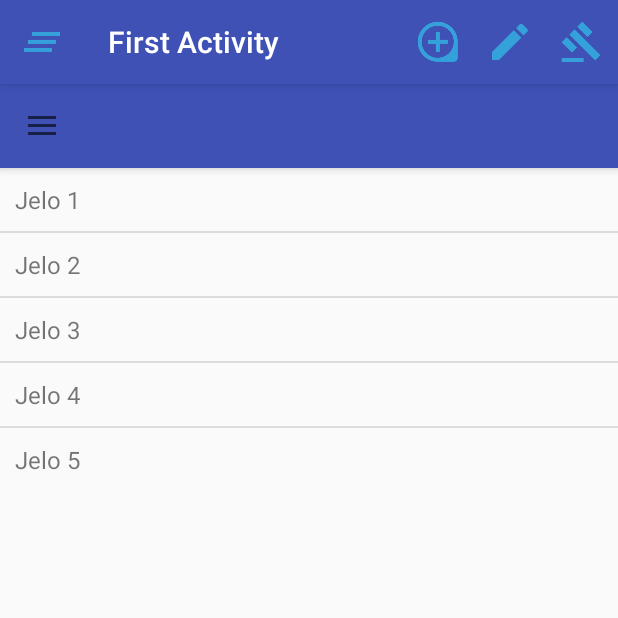
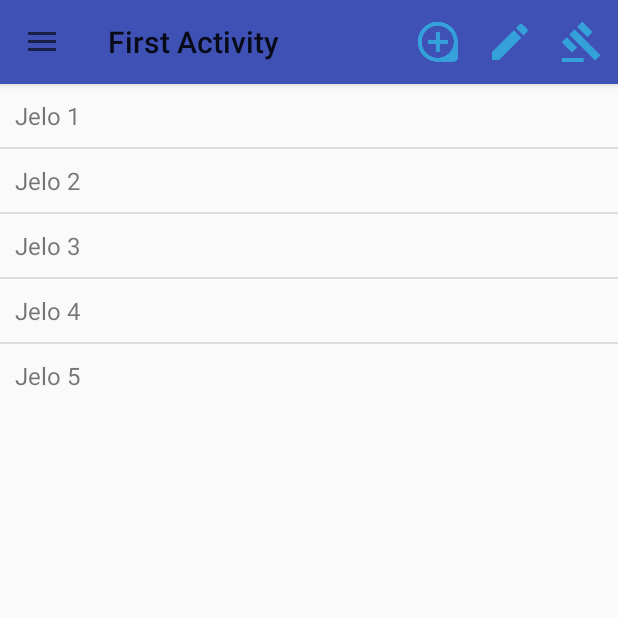
Before and after one commit to Vladica1984/AAD_Example12_Termin17, an Android app: the screen it shows after launch (FirstActivity), on a phone screen of 412 x 824 dp, the top half of it. Run offline under Robolectric (Android 15) with nearby library versions, the phone set to English and light mode, and no system bars.

Commit message:
izmene za domaci 19

```diff
--- a/app/build.gradle
+++ b/app/build.gradle
@@ -6,7 +6,7 @@ android {
     defaultConfig {
         applicationId "com.example.new_home.termin12"
         minSdkVersion 16
-        targetSdkVersion 22
+        targetSdkVersion 23
         versionCode 1
         versionName "1.0"
         testInstrumentationRunner "android.support.test.runner.AndroidJUnitRunner"
--- a/app/src/main/AndroidManifest.xml
+++ b/app/src/main/AndroidManifest.xml
@@ -12,7 +12,7 @@
         <activity
             android:name=".activities.FirstActivity"
             android:label="@string/activity_first_name"
-            android:icon="@mipmap/ic_launcher">
+            android:icon="@mipmap/ic_launcher"
             android:theme="@style/AppTheme.NoActionBar">
 
             <intent-filter>
--- a/app/src/main/java/com/example/new_home/termin12/activities/FirstActivity.java
+++ b/app/src/main/java/com/example/new_home/termin12/activities/FirstActivity.java
@@ -74,6 +74,7 @@ public class FirstActivity extends AppCompatActivity implements MasterFragment.O
                 drawerList.setAdapter(adapter);
 
                 Toolbar toolbar = (Toolbar) findViewById(R.id.toolbar);
+                setSupportActionBar(toolbar);
                 final android.support.v7.app.ActionBar actionBar = getSupportActionBar();
 
                 if (actionBar != null) {
--- a/app/src/main/java/com/example/new_home/termin12/fragments/DetailFragment.java
+++ b/app/src/main/java/com/example/new_home/termin12/fragments/DetailFragment.java
@@ -29,7 +29,6 @@ import java.util.List;
 
 public class DetailFragment extends Fragment {
 
-    private static int NOTIFICATION_ID = 1;
 
     private int position = 0;
 
--- a/app/src/main/res/layout/fragment_detail.xml
+++ b/app/src/main/res/layout/fragment_detail.xml
@@ -3,7 +3,6 @@
 <!-- RelativeLayout layouts views relative to one another and/or relative to the parent view. -->
 <RelativeLayout
     xmlns:android="http://schemas.android.com/apk/res/android"
-    xmlns:tools="http://schemas.android.com/tools"
     android:layout_width="match_parent"
     android:layout_height="match_parent">
 
--- a/app/src/main/res/layout/list_item.xml
+++ b/app/src/main/res/layout/list_item.xml
@@ -1,6 +1,6 @@
 <?xml version="1.0" encoding="utf-8"?>
 <TextView xmlns:android="http://schemas.android.com/apk/res/android"
-    android:id="@+id/tv_listItem"
+    android:id="@+id/text"
     android:layout_width="match_parent"
     android:layout_height="match_parent"
     android:padding="10dp"
--- a/app/src/main/res/values/colors.xml
+++ b/app/src/main/res/values/colors.xml
@@ -1,5 +1,10 @@
 <?xml version="1.0" encoding="utf-8"?>
 <resources>
+
+    <item name="red" type="color">#FFFF3333</item>
+    <item name="green" type="color">#FE90CD09</item>
+    <item name="blue" type="color">#FF33B4E3</item>
+
     <color name="colorPrimary">#3F51B5</color>
     <color name="colorPrimaryDark">#303F9F</color>
     <color name="colorAccent">#FF4081</color>
--- a/app/src/main/res/values/dimens.xml
+++ b/app/src/main/res/values/dimens.xml
@@ -3,4 +3,5 @@
     <dimen name="activity_horizontal_margin">16dp</dimen>
     <dimen name="activity_vertical_margin">16dp</dimen>
     <dimen name="fab_margin">16dp</dimen>
+    <dimen name="padding">16dp</dimen>
 </resources>
--- a/app/src/main/res/values/styles.xml
+++ b/app/src/main/res/values/styles.xml
@@ -8,7 +8,7 @@
         <item name="colorAccent">@color/colorAccent</item>
     </style>
 
-    <style name="AppTheme.NoActionBar">
+    <style name="AppTheme.NoActionBar" parent="AppTheme">
         <item name="windowActionBar">false</item>
         <item name="windowNoTitle">true</item>
     </style>
```
Also changed, not shown: 2 other files.
